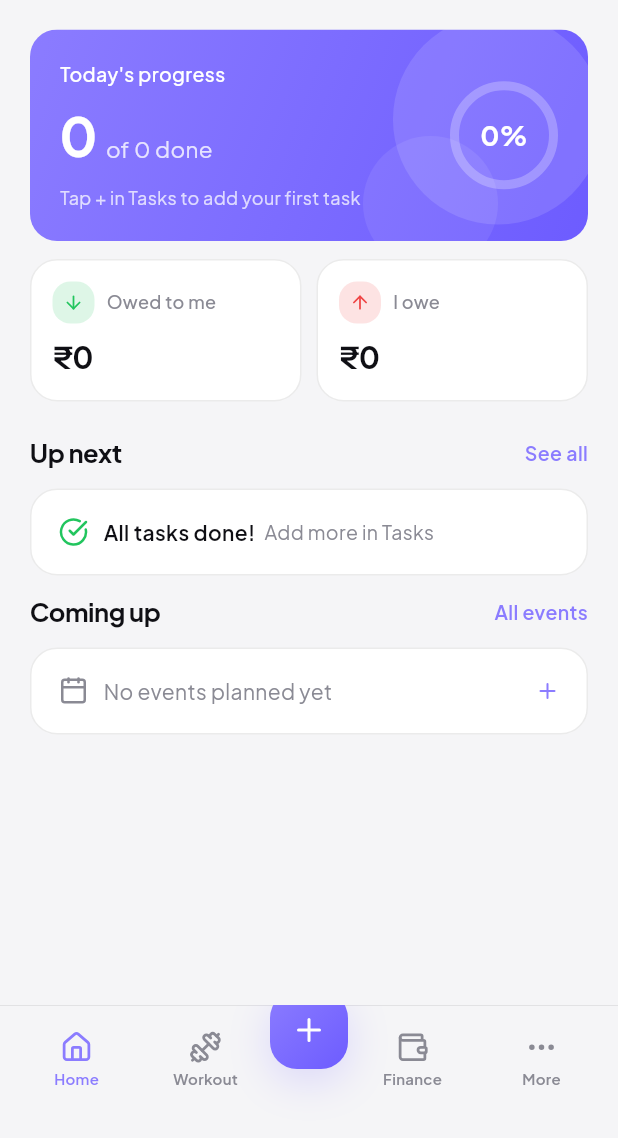
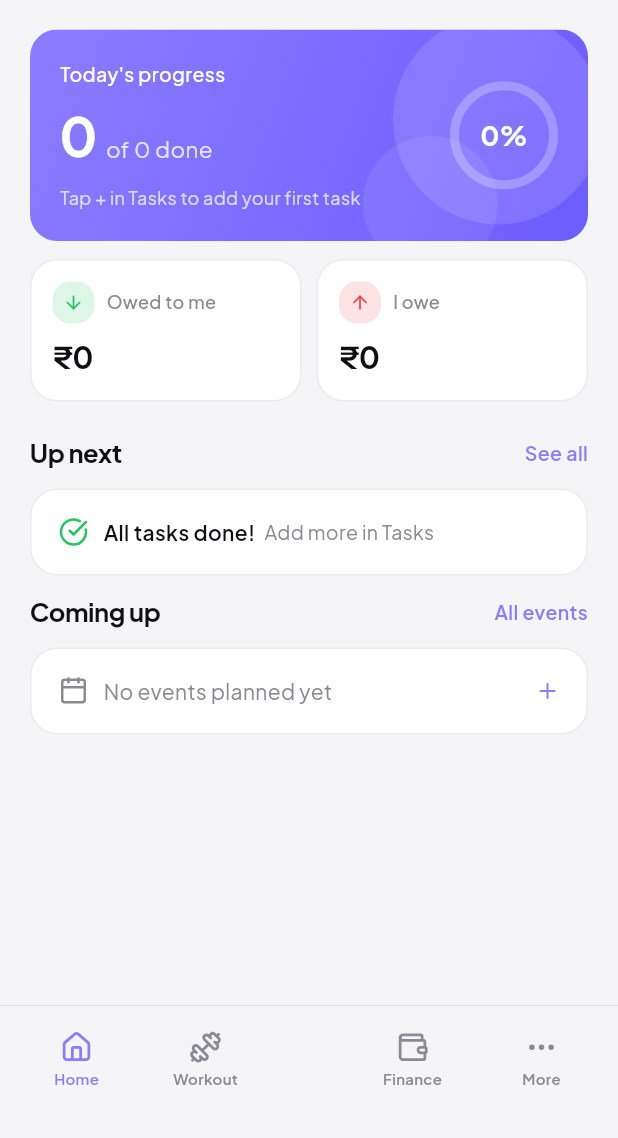
Before and after one commit to Vk2401/Onlyme_app, a Flutter app: the screen it shows after launch, on a phone screen of 412 x 824 dp, the part 98-1236 px from its top. Run offline on Flutter 3.47's test engine with Material 3 defaults, Android fonts, the phone set to English and light mode, and no system bars; our stand-ins replace file_picker, flutter_local_notifications, flutter_timezone, google_fonts, image_picker, lucide_icons and 4 more; accounts and stored records are empty.

```diff
--- a/lib/app.dart
+++ b/lib/app.dart
@@ -21,7 +21,6 @@ import 'screens/legal_screen.dart';
 import 'screens/placeholder_screen.dart';
 import 'widgets/bottom_nav.dart';
 import 'widgets/tweaks_sheet.dart';
-import 'widgets/add_sheet.dart';
 import 'widgets/confirm_sheet.dart';
 
 class OnlyMeApp extends StatelessWidget {
@@ -60,7 +59,6 @@ class AppShell extends StatefulWidget {
 
 class _AppShellState extends State<AppShell> {
   bool showTweaks = false;
-  bool addOpen = false;
 
   @override
   void initState() {
@@ -132,7 +130,6 @@ class _AppShellState extends State<AppShell> {
       onPopInvokedWithResult: (didPop, _) async {
         if (didPop) return;
         if (showTweaks) { setState(() => showTweaks = false); return; }
-        if (addOpen) { setState(() => addOpen = false); return; }
         if (state.screen == 'privacy_policy' || state.screen == 'terms') {
           state.setScreen('more');
           return;
@@ -171,14 +168,9 @@ class _AppShellState extends State<AppShell> {
             left: 0, right: 0, bottom: 0,
             child: BottomNav(
               active: state.screen,
-              onChange: (k) {
-                if (k == 'add') {
-                  setState(() => addOpen = true);
-                } else {
-                  state.setScreen(k);
-                }
-              },
+              onChange: state.setScreen,
               theme: theme,
+              onAdd: _addActionFor(state.screen, context),
             ),
           ),
 
@@ -191,32 +183,27 @@ class _AppShellState extends State<AppShell> {
             )),
             TweaksSheet(onClose: () => setState(() => showTweaks = false)),
           ],
-
-          // Add sheet
-          if (addOpen) ...[
-            Positioned.fill(child: GestureDetector(
-              behavior: HitTestBehavior.opaque,
-              onTap: () => setState(() => addOpen = false),
-              child: Container(color: Colors.black.withOpacity(0.5)),
-            )),
-            Align(
-              alignment: Alignment.bottomCenter,
-              child: TweenAnimationBuilder<double>(
-                tween: Tween(begin: 0, end: 1),
-                duration: const Duration(milliseconds: 300),
-                curve: Curves.easeOutCubic,
-                builder: (_, v, child) => Transform.translate(
-                  offset: Offset(0, (1 - v) * 300),
-                  child: Opacity(opacity: v, child: child),
-                ),
-                child: AddSheet(onClose: () => setState(() => addOpen = false)),
-              ),
-            ),
-          ],
           ]),
         ),
       ),
     ));
+  }
+
+  /// Returns a callback that opens the add sheet for [screen], or null if the
+  /// screen has no add action (FAB will be hidden).
+  VoidCallback? _addActionFor(String screen, BuildContext context) {
+    switch (screen) {
+      case 'tasks':     return () => openTaskAddSheet(context);
+      case 'finance':   return () => openFinanceAddSheet(context);
+      case 'events':    return () => openEventAddSheet(context);
+      case 'gym':       return () => openGymAddSheet(context);
+      case 'snapshots': return () => openSnapshotAddSheet(context);
+      case 'notes':     return () => openNoteAddSheet(context);
+      case 'links':     return () => openLinkAddSheet(context);
+      case 'vault':     return () => openVaultAddSheet(context);
+      case 'expenses':  return () => openExpenseAddSheet(context);
+      default: return null;
+    }
   }
 
   String _placeholderLabel(String key) => switch (key) {
--- a/lib/widgets/bottom_nav.dart
+++ b/lib/widgets/bottom_nav.dart
@@ -7,17 +7,18 @@ class BottomNav extends StatelessWidget {
   final String active;
   final ValueChanged<String> onChange;
   final AppTheme theme;
+  /// Null = current screen has no add action; FAB is hidden.
+  final VoidCallback? onAdd;
 
   static const moreKeys = ['tasks', 'snapshots', 'skincare', 'notes', 'links', 'vault', 'profile', 'events', 'more'];
 
-  const BottomNav({super.key, required this.active, required this.onChange, required this.theme});
+  const BottomNav({super.key, required this.active, required this.onChange, required this.theme, this.onAdd});
 
   @override
   Widget build(BuildContext context) {
     final items = [
       _NavItem('home', 'Home', LucideIcons.home),
       _NavItem('gym', 'Workout', LucideIcons.dumbbell),
-      _NavItem('add', '', LucideIcons.plus, fab: true),
       _NavItem('finance', 'Finance', LucideIcons.wallet),
       _NavItem('more', 'More', LucideIcons.moreHorizontal),
     ];
@@ -37,7 +38,14 @@ class BottomNav extends StatelessWidget {
             mainAxisAlignment: MainAxisAlignment.spaceAround,
             crossAxisAlignment: CrossAxisAlignment.center,
             children: [
-              for (final it in items) _buildItem(it),
+              // Left two nav items
+              _buildItem(items[0]),
+              _buildItem(items[1]),
+              // Center FAB slot — always takes up the same space
+              _buildFab(),
+              // Right two nav items
+              _buildItem(items[2]),
+              _buildItem(items[3]),
             ],
           ),
         ),
@@ -45,10 +53,13 @@ class BottomNav extends StatelessWidget {
     );
   }
 
-  Widget _buildItem(_NavItem it) {
-    if (it.fab) {
+  Widget _buildFab() {
+    if (onAdd == null) {
+      // Invisible placeholder keeps the layout symmetric
+      return const SizedBox(width: 52, height: 52);
+    }
     return GestureDetector(
-        onTap: () => onChange('add'),
+      onTap: onAdd,
       behavior: HitTestBehavior.opaque,
       child: Transform.translate(
         offset: const Offset(0, -20),
@@ -67,6 +78,8 @@ class BottomNav extends StatelessWidget {
       ),
     );
   }
+
+  Widget _buildItem(_NavItem it) {
     final on = active == it.k || (it.k == 'more' && moreKeys.contains(active));
     final color = on ? theme.accent : theme.muted;
     return Expanded(
@@ -93,6 +106,5 @@ class _NavItem {
   final String k;
   final String label;
   final IconData icon;
-  final bool fab;
-  _NavItem(this.k, this.label, this.icon, {this.fab = false});
+  _NavItem(this.k, this.label, this.icon);
 }
```
Also changed, not shown: lib/screens/events_screen.dart (+10 -0 lines), lib/screens/expenses_screen.dart (+10 -0 lines), lib/screens/finance_screen.dart (+10 -0 lines), lib/screens/gym_screen.dart (+203 -148 lines), lib/screens/links_screen.dart (+10 -0 lines), lib/screens/notes_screen.dart (+10 -0 lines), lib/screens/snapshots_screen.dart (+10 -0 lines), lib/screens/tasks_screen.dart (+11 -0 lines), lib/screens/vault_screen.dart (+10 -0 lines), lib/services/notifications_service.dart (+13 -5 lines). Lines whose indentation alone changed are shown as unchanged.
